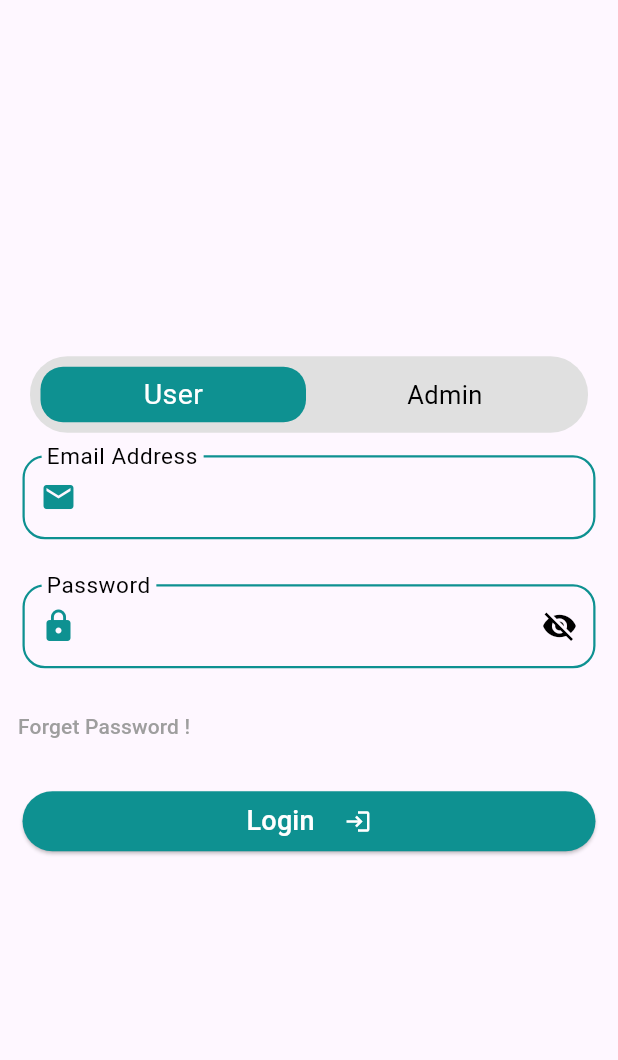
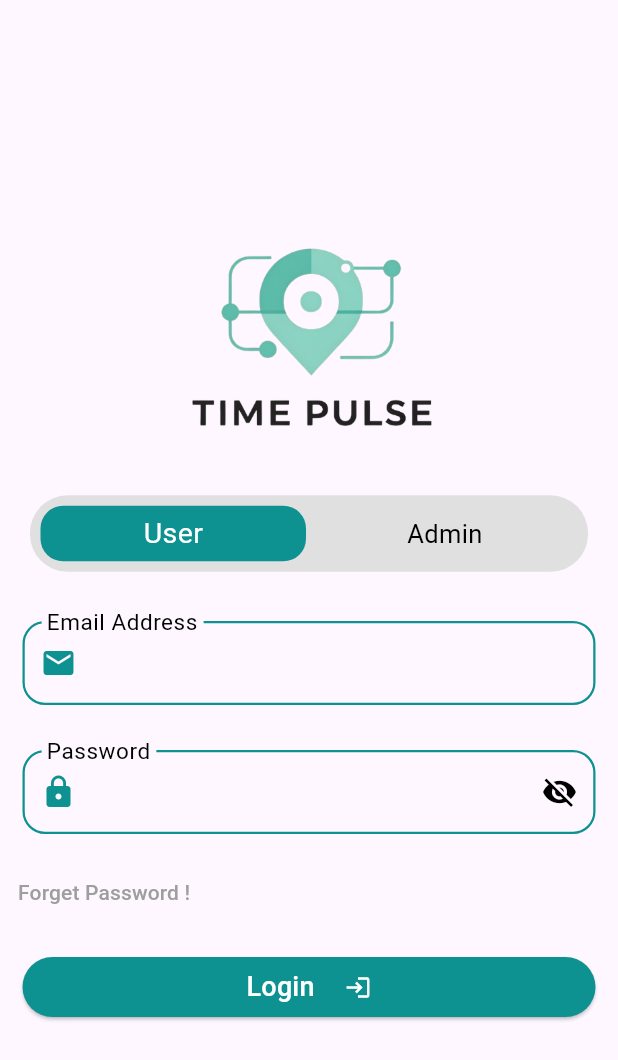
Before and after one commit to OmarAmeer96/Time-Pulse, a Flutter app: the screen it shows after launch, on a phone screen of 412 x 824 dp. Shown: the top 1060 px of the screen. Run offline on Flutter 3.47's test engine with Material 3 defaults, Android fonts, the light colour scheme and no system bars; our stand-ins replace bloc, cloud_firestore, firebase_auth, firebase_core, flutter_bloc, flutter_screenutil and 2 more; accounts and stored records are empty; statements that could not run were skipped.

Commit message:
add logo in login page and logout in admin view

```diff
--- a/lib/features/admin/cubit/admin_cubit/admin_cubit.dart
+++ b/lib/features/admin/cubit/admin_cubit/admin_cubit.dart
@@ -65,4 +65,7 @@ class AdminCubit extends Cubit<AdminState> {
       emit(AdminPageError());
     }
   }
+  logout()async{
+    await auth.signOut();
+  }
 }
--- a/lib/features/auth/login/login_view.dart
+++ b/lib/features/auth/login/login_view.dart
@@ -2,6 +2,7 @@ import 'package:flutter/material.dart';
 import 'package:flutter_bloc/flutter_bloc.dart';
 import 'package:time_pulse/core/helpers/constants.dart';
 import 'package:time_pulse/core/helpers/shared_pref_helper.dart';
+import 'package:time_pulse/core/helpers/spacing.dart';
 import 'package:time_pulse/core/routing/routes.dart';
 import 'package:time_pulse/core/theme.dart';
 import 'package:time_pulse/core/widgets/custom_button.dart';
@@ -56,6 +57,7 @@ class _LoginViewState extends State<LoginView> {
           child: Column(
             mainAxisAlignment: MainAxisAlignment.center,
             children: [
+              Image.asset('assets/images/logo_icon.png',width:MediaQuery.of(context).size.width*0.6),
               Container(
                 padding: EdgeInsets.all(7),
                 margin: EdgeInsets.symmetric(horizontal: 20),
@@ -94,6 +96,7 @@ class _LoginViewState extends State<LoginView> {
                   ],
                 ),
               ),
+              verticalSpace(20),
               CustomTextFormField(
                 controller: emailController,
                 validate: validateEmail,
```
Also changed, not shown: lib/features/admin/views/admin_home_view.dart (+8 -0 lines).
